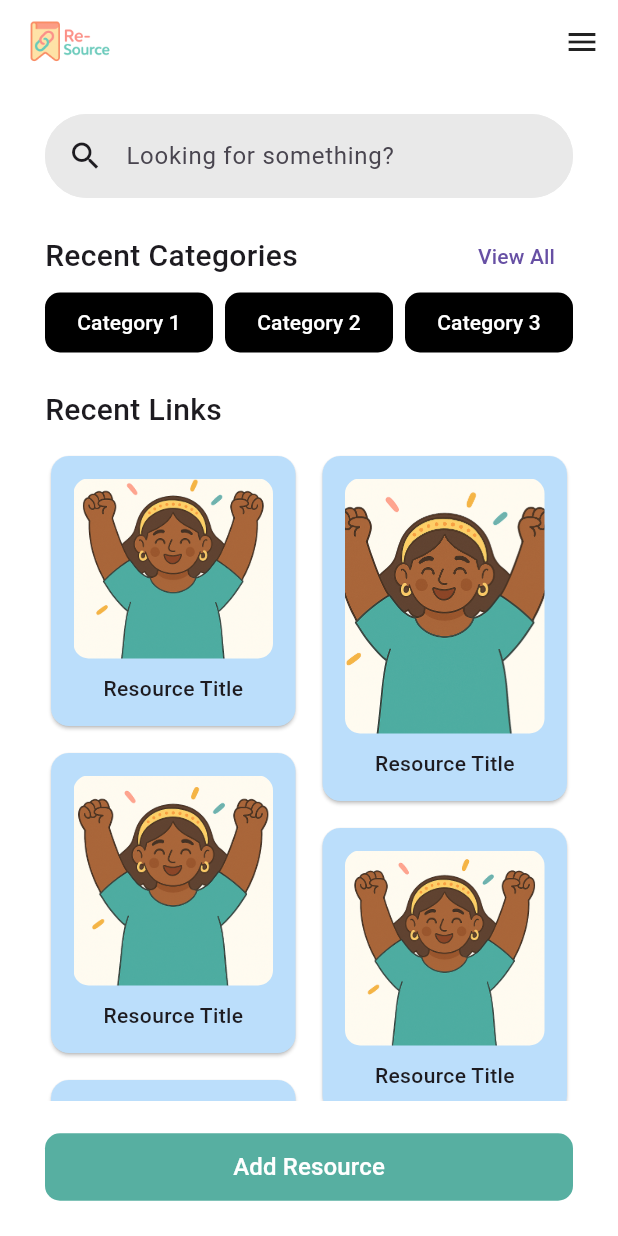
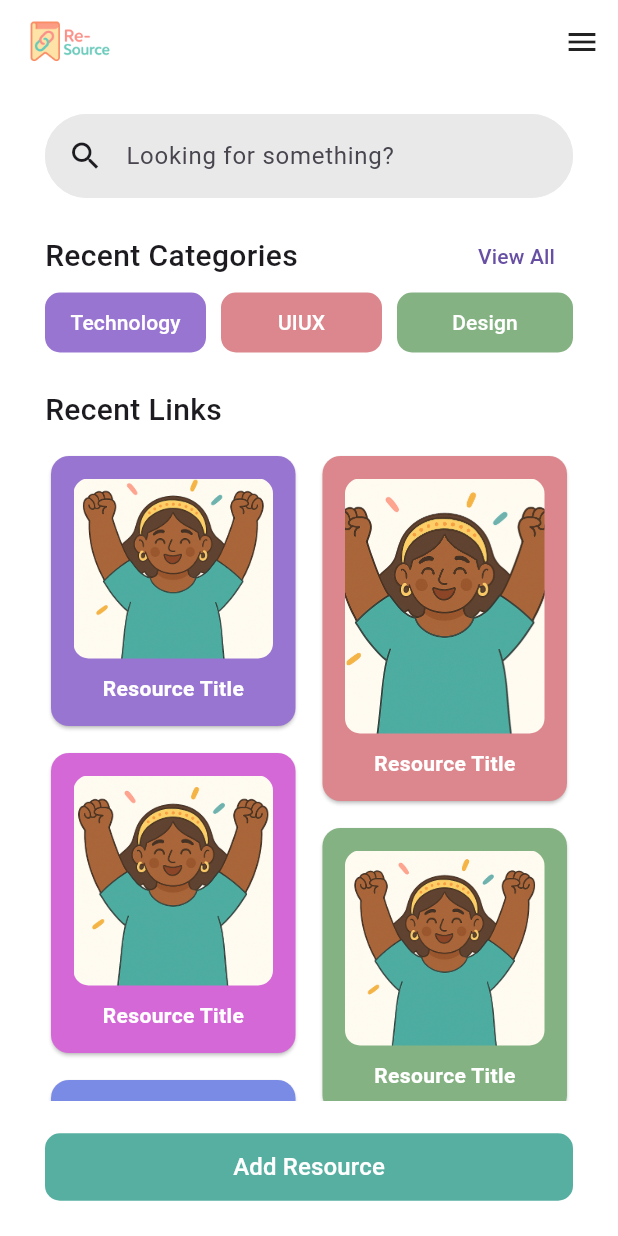
Before and after one commit to TaigaTi/Re-Source, a Flutter app: the screen it shows after launch, on a phone screen of 412 x 824 dp. Run offline on Flutter 3.47's test engine with Material 3 defaults, Android fonts, the phone set to English and light mode, and no system bars.

Commit message:
Added dummy categories

```diff
--- a/lib/pages/home.dart
+++ b/lib/pages/home.dart
@@ -8,12 +8,21 @@ import 'package:re_source/widgets/custom_drawer.dart';
 import 'package:re_source/widgets/resource_card.dart';
 
 const resourceCards = [
-  ResourceCard(height: 120),
-  ResourceCard(height: 170),
-  ResourceCard(height: 140),
-  ResourceCard(height: 130),
-  ResourceCard(height: 100),
-  ResourceCard(height: 120),
+  ResourceCard(height: 120, color: Color.fromARGB(255, 153, 117, 210)),
+  ResourceCard(height: 170, color: Color.fromARGB(255, 219, 135, 141)),
+  ResourceCard(height: 140, color: Color.fromARGB(255, 213, 104, 215)),
+  ResourceCard(height: 130, color: Color.fromARGB(255, 133, 178, 130)),
+  ResourceCard(height: 100, color: Color.fromARGB(255, 122, 139, 229)),
+  ResourceCard(height: 120, color: Color.fromARGB(255, 219, 135, 141)),
+];
+
+final List<Map<String, dynamic>> categories = const [
+  {"title": "Technology", "color": Color.fromARGB(255, 153, 117, 210)},
+  {"title": "UIUX", "color": Color.fromARGB(255, 219, 135, 141)},
+  {"title": "Design", "color": Color.fromARGB(255, 133, 178, 130)},
+  {"title": "Web Development", "color": Color.fromARGB(255, 216, 141, 117)},
+  {"title": "Piano", "color": Color.fromARGB(255, 122, 139, 229)},
+  {"title": "Art & Design", "color": Color.fromARGB(255, 213, 104, 215)},
 ];
 
 class Home extends StatelessWidget {
@@ -92,82 +101,43 @@ class Home extends StatelessWidget {
                       width: double.infinity,
                       height: 40,
                       child: Row(
-                        mainAxisAlignment: MainAxisAlignment.spaceBetween,
-                        children: [
-                          Expanded(
+                        children: List.generate(3, (index) {
+                          return Expanded(
+                            child: Padding(
+                              padding:
+                                  EdgeInsets.only(right: index < 2 ? 10.0 : 0),
                               child: TextButton(
-                              onPressed: () => {
+                                onPressed: () {
                                   Navigator.push(
                                     context,
                                     PageRouteBuilder(
-                                    pageBuilder:
-                                        (
-                                          context,
-                                          animation,
-                                          secondaryAnimation,
-                                        ) => const Category(),
+                                      pageBuilder: (context, animation,
+                                              secondaryAnimation) =>
+                                          const Category(),
                                       transitionDuration: Duration.zero,
                                       reverseTransitionDuration: Duration.zero,
                                     ),
-                                ),
+                                  );
                                 },
                                 style: TextButton.styleFrom(
                                   padding: const EdgeInsets.symmetric(
                                     vertical: 10.0,
-                                  horizontal: 15.0,
+                                    horizontal: 0.0,
                                   ),
-                                backgroundColor: Colors.black,
+                                  backgroundColor: categories[index]['color'],
                                   shape: RoundedRectangleBorder(
                                     borderRadius: BorderRadius.circular(10),
                                   ),
                                 ),
-                              child: const Text(
-                                "Category 1",
-                                style: TextStyle(color: Colors.white),
+                                child: Text(
+                                  categories[index]['title'],
+                                  style: const TextStyle(color: Colors.white),
+                                  overflow: TextOverflow.ellipsis,
                                 ),
                               ),
                             ),
-                          const SizedBox(width: 8),
-                          Expanded(
-                            child: TextButton(
-                              onPressed: () {},
-                              style: TextButton.styleFrom(
-                                padding: const EdgeInsets.symmetric(
-                                  vertical: 10.0,
-                                  horizontal: 15.0,
-                                ),
-                                backgroundColor: Colors.black,
-                                shape: RoundedRectangleBorder(
-                                  borderRadius: BorderRadius.circular(10),
-                                ),
-                              ),
-                              child: const Text(
-                                "Category 2",
-                                style: TextStyle(color: Colors.white),
-                              ),
-                            ),
-                          ),
-                          const SizedBox(width: 8),
-                          Expanded(
-                            child: TextButton(
-                              onPressed: () {},
-                              style: TextButton.styleFrom(
-                                padding: const EdgeInsets.symmetric(
-                                  vertical: 10.0,
-                                  horizontal: 15.0,
-                                ),
-                                backgroundColor: Colors.black,
-                                shape: RoundedRectangleBorder(
-                                  borderRadius: BorderRadius.circular(10),
-                                ),
-                              ),
-                              child: const Text(
-                                "Category 3",
-                                style: TextStyle(color: Colors.white),
-                              ),
-                            ),
-                          ),
-                        ],
+                          );
+                        }),
                       ),
                     ),
                   ],
--- a/lib/widgets/resource_card.dart
+++ b/lib/widgets/resource_card.dart
@@ -2,12 +2,13 @@ import 'package:flutter/material.dart';
 
 class ResourceCard extends StatelessWidget {
   final double? height;
-  const ResourceCard({super.key, this.height});
+  final Color? color;
+  const ResourceCard({super.key, this.height, this.color});
 
   @override
   Widget build(BuildContext context) {
     return Card(
-      color: Colors.blue.shade100,
+      color: color,
       child: SizedBox(
         width: double.infinity, // take full width of column
         child: Container(
@@ -30,7 +31,10 @@ class ResourceCard extends StatelessWidget {
               Center(
                 child: Text(
                   "Resource Title",
-                  style: TextStyle(fontWeight: FontWeight.w500),
+                  style: TextStyle(
+                    fontWeight: FontWeight.w600,
+                    color: Colors.white,
+                  ),
                 ),
               ),
             ],
```
Lines whose indentation alone changed are shown as unchanged.
